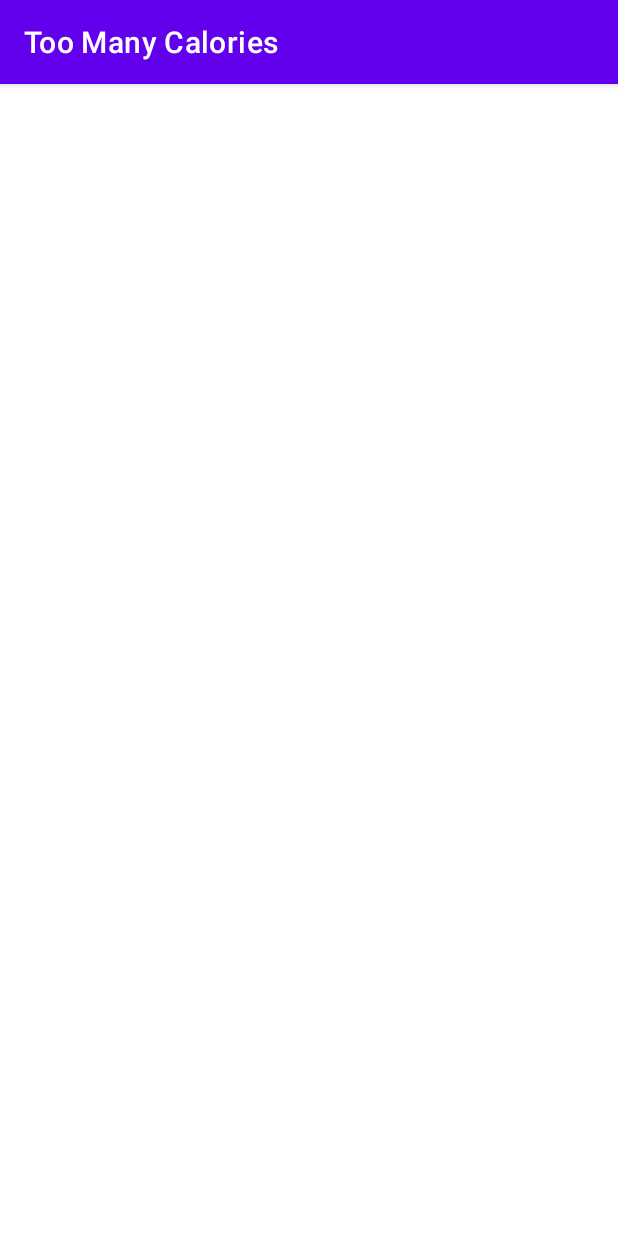
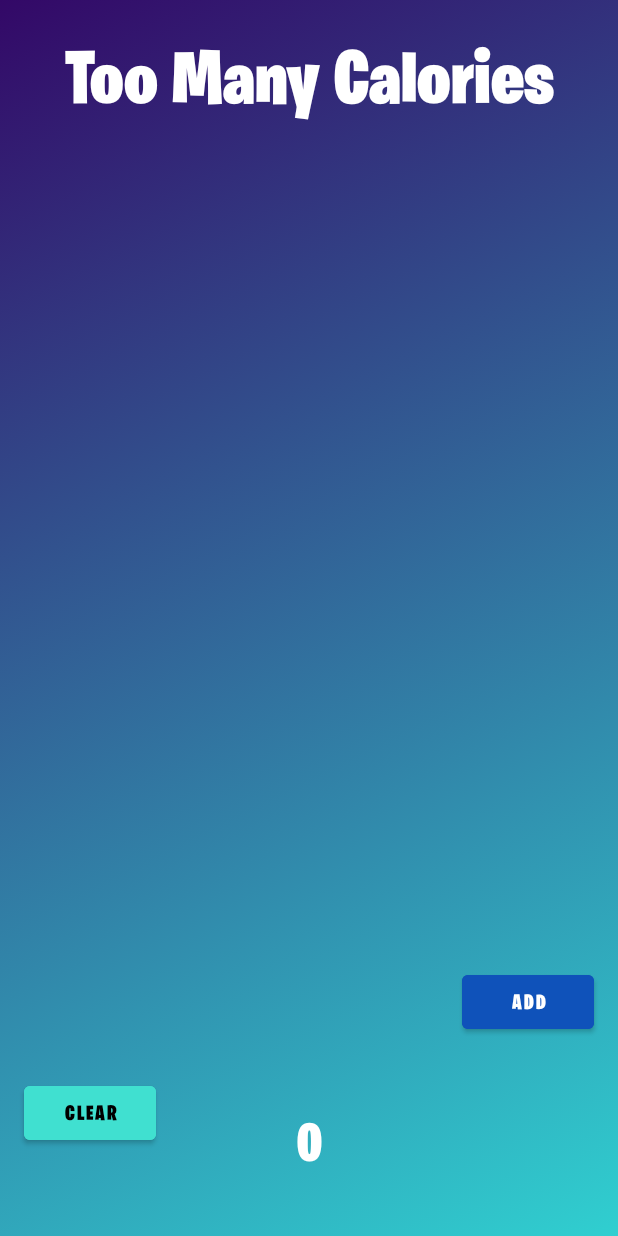
Before and after one commit to CodingAtMidnight/Too-Many-Calories, an Android app: the screen it shows after launch (MainActivity), on a phone screen of 412 x 824 dp. Run offline under Robolectric (Android 15) with nearby library versions, the phone set to English and light mode, and no system bars.

Commit message:
Added XML comments and created layouts for add calories activity as well as Main Activity. Also added code for on click to go to new activity and back.

```diff
--- a/app/src/main/AndroidManifest.xml
+++ b/app/src/main/AndroidManifest.xml
@@ -9,6 +9,7 @@
         android:roundIcon="@mipmap/ic_launcher_round"
         android:supportsRtl="true"
         android:theme="@style/Theme.TooManyCalories">
+        <activity android:name=".activities.AddCalorieActivity"></activity>
         <activity android:name=".activities.MainActivity">
             <intent-filter>
                 <action android:name="android.intent.action.MAIN" />
--- a/app/src/main/java/com/example/toomanycalories/activities/MainActivity.java
+++ b/app/src/main/java/com/example/toomanycalories/activities/MainActivity.java
@@ -2,15 +2,30 @@ package com.example.toomanycalories.activities;
 
 import androidx.appcompat.app.AppCompatActivity;
 
+import android.content.Intent;
 import android.os.Bundle;
+import android.view.View;
+import android.widget.Button;
 
 import com.example.toomanycalories.R;
 
 public class MainActivity extends AppCompatActivity {
+    public static final int REQUEST_CODE_ADD_CALORIES = 1;
 
     @Override
     protected void onCreate(Bundle savedInstanceState) {
         super.onCreate(savedInstanceState);
         setContentView(R.layout.activity_main);
+
+        Button addCalories = findViewById(R.id.addCalories);
+        addCalories.setOnClickListener(new View.OnClickListener() {
+            @Override
+            public void onClick(View v) {
+                startActivityForResult(
+                        new Intent(getApplicationContext(), AddCalorieActivity.class),
+                        REQUEST_CODE_ADD_CALORIES
+                );
+            }
+        });
     }
 }
--- /dev/null
+++ b/app/src/main/res/drawable/gradient_background.xml
@@ -0,0 +1,15 @@
+<?xml version="1.0" encoding="utf-8"?>
+<selector xmlns:android="http://schemas.android.com/apk/res/android">
+   <item>
+       <shape>
+
+           <gradient
+               android:angle="135"
+               android:startColor="#30cfd0"
+               android:endColor="#330867"
+               android:type="linear"/>
+
+       </shape>
+
+   </item>
+</selector>
--- a/app/src/main/res/layout/activity_main.xml
+++ b/app/src/main/res/layout/activity_main.xml
@@ -3,5 +3,78 @@
     xmlns:app="http://schemas.android.com/apk/res-auto"
     xmlns:tools="http://schemas.android.com/tools"
     android:layout_width="match_parent"
+    android:background="@drawable/gradient_background"
     android:layout_height="match_parent"
-    tools:context=".activities.MainActivity"/>
+    tools:context=".activities.MainActivity">
+
+
+    <TextView
+        android:id="@+id/appTitle"
+        android:layout_width="match_parent"
+        android:layout_height="wrap_content"
+        android:fontFamily="@font/fortnite"
+        android:text="@string/too_many_calories"
+        android:textColor="@color/white"
+        android:textSize="50sp"
+        android:textAlignment="center"
+        android:padding="10dp"
+        android:layout_marginTop="10dp"
+        app:layout_constraintStart_toStartOf="parent"
+        app:layout_constraintEnd_toEndOf="parent"
+        app:layout_constraintTop_toTopOf="parent"/>
+
+    <androidx.recyclerview.widget.RecyclerView
+        android:id="@+id/recyclerView"
+        android:layout_width="match_parent"
+        android:layout_height="wrap_content"
+        app:layout_constraintEnd_toEndOf="parent"
+        app:layout_constraintHorizontal_bias="0.0"
+        app:layout_constraintStart_toStartOf="parent"
+        app:layout_constraintTop_toBottomOf="@id/appTitle" />
+
+    <Button
+        android:id="@+id/clearAllCalories"
+        android:backgroundTint="#40E0D0"
+        android:layout_width="wrap_content"
+        android:layout_height="wrap_content"
+        android:layout_marginStart="16dp"
+        android:layout_marginTop="384dp"
+        android:text="@string/clear"
+        android:fontFamily="@font/fortnite"
+        android:textColor="@color/black"
+        app:layout_constraintBottom_toBottomOf="parent"
+        app:layout_constraintStart_toStartOf="parent"
+        app:layout_constraintTop_toBottomOf="@+id/appTitle"
+        app:layout_constraintVertical_bias="0.806" />
+
+    <Button
+        android:id="@+id/addCalories"
+        android:backgroundTint="#0F52BA"
+        android:layout_width="wrap_content"
+        android:layout_height="wrap_content"
+        android:layout_marginTop="552dp"
+        android:layout_marginEnd="16dp"
+        android:text="@string/add"
+        android:fontFamily="@font/fortnite"
+        app:layout_constraintBottom_toBottomOf="parent"
+        app:layout_constraintEnd_toEndOf="parent"
+        app:layout_constraintTop_toBottomOf="@+id/appTitle"
+        app:layout_constraintVertical_bias="0.0" />
+
+    <TextView
+        android:id="@+id/totalCalories"
+        android:layout_width="145dp"
+        android:layout_height="41dp"
+        android:layout_marginBottom="44dp"
+        android:ems="10"
+        android:text="0"
+        android:fontFamily="@font/fortnite"
+        android:textAlignment="center"
+        android:textSize="35sp"
+        android:textColor="@color/white"
+        app:layout_constraintBottom_toBottomOf="parent"
+        app:layout_constraintEnd_toEndOf="parent"
+        app:layout_constraintStart_toStartOf="parent" />
+
+
+</androidx.constraintlayout.widget.ConstraintLayout>
--- a/app/src/main/res/values/strings.xml
+++ b/app/src/main/res/values/strings.xml
@@ -1,3 +1,7 @@
 <resources>
     <string name="app_name">Too Many Calories</string>
+    <string name="too_many_calories">Too Many Calories</string>
+    <string name="clear">Clear</string>
+    <string name="add">Add</string>
+    <string name="input_food_or_meal">Input Food or Meal:</string>
 </resources>
--- a/app/src/main/res/values/themes.xml
+++ b/app/src/main/res/values/themes.xml
@@ -1,6 +1,6 @@
 <resources xmlns:tools="http://schemas.android.com/tools">
     <!-- Base application theme. -->
-    <style name="Theme.TooManyCalories" parent="Theme.MaterialComponents.DayNight.DarkActionBar">
+    <style name="Theme.TooManyCalories" parent="Theme.MaterialComponents.DayNight.NoActionBar">
         <!-- Primary brand color. -->
         <item name="colorPrimary">@color/purple_500</item>
         <item name="colorPrimaryVariant">@color/purple_700</item>
```
Also changed, not shown: app/src/main/java/com/example/toomanycalories/activities/AddCalorieActivity.java (added, +26 -0 lines), app/src/main/res/layout/activity_add_calorie.xml (added, +102 -0 lines), app/src/main/res/font/fortnite.otf (added).
